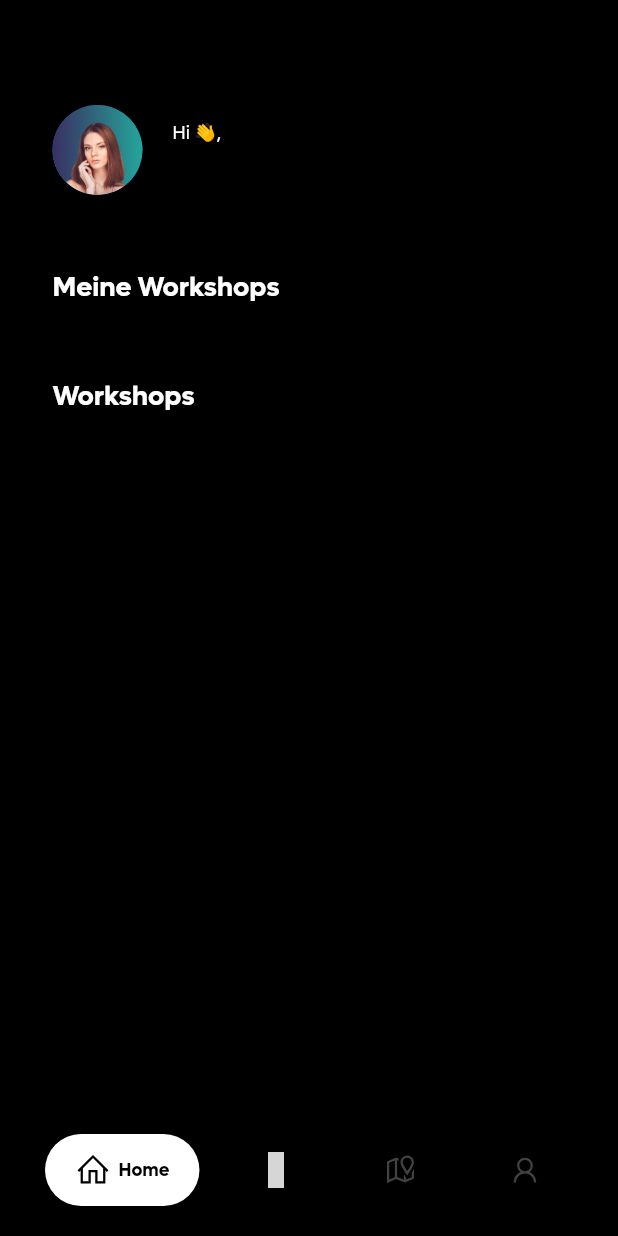
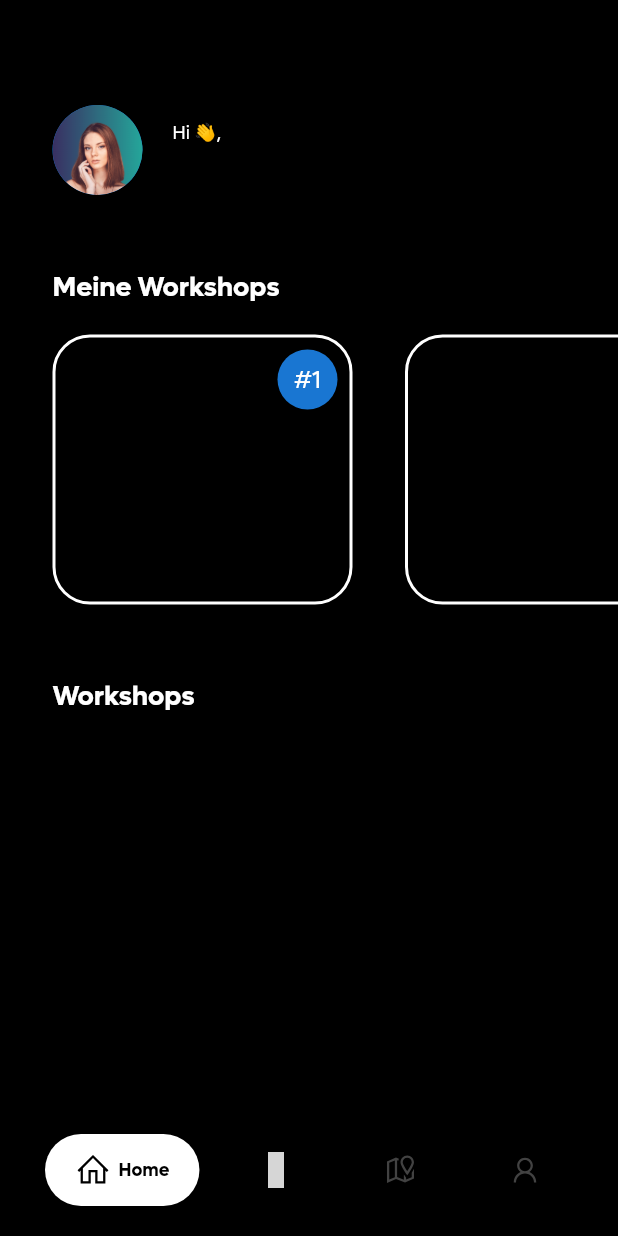
Before and after one commit to owieth/jt2022_app, a Flutter app: the screen it shows once a user with an empty profile is signed in, on a phone screen of 412 x 824 dp. Run offline on Flutter 3.47's test engine with Material 2 defaults, Android fonts, the phone set to English and light mode, and no system bars; drawn by our look-alikes of google_nav_bar; our stand-ins replace cloud_firestore, firebase_auth, firebase_core, form_builder_validators, google_maps_flutter, image_picker and 4 more; missing offline and left inert: animated_login; accounts and stored records are empty; grey boxes are pictures that could not be loaded.

Commit message:
ref(home): Refactor home screen & add models, emtpy state #50

```diff
--- a/lib/constants/workshop.dart
+++ b/lib/constants/workshop.dart
@@ -1,3 +1,3 @@
-class Workshop {
+class WorkshopConstants {
   static const int maxUserWorkshops = 6;
 }
--- a/lib/main.dart
+++ b/lib/main.dart
@@ -1,6 +1,5 @@
 import 'package:firebase_auth/firebase_auth.dart';
 import 'package:firebase_core/firebase_core.dart';
-import 'package:flutter/gestures.dart';
 import 'package:flutter/material.dart';
 import 'package:flutter/services.dart';
 import 'package:form_builder_validators/form_builder_validators.dart';
@@ -17,8 +16,6 @@ Future<void> main() async {
   WidgetsFlutterBinding.ensureInitialized();
 
   await Firebase.initializeApp();
-
-  GestureBinding.instance!.resamplingEnabled = true;
 
   SystemChrome.setEnabledSystemUIMode(SystemUiMode.immersive);
 
--- a/lib/models/workshop.dart
+++ b/lib/models/workshop.dart
@@ -1,18 +1,20 @@
 class Workshop {
   final String id;
   final List<String> attendees;
+  final String description;
   final String date;
   final String endTime;
-  final String starTime;
+  final String startTime;
   final String image;
   final String name;
 
   Workshop({
     required this.id,
     required this.attendees,
+    required this.description,
     required this.date,
     required this.endTime,
-    required this.starTime,
+    required this.startTime,
     required this.image,
     required this.name,
   });
--- a/lib/screens/home/home.dart
+++ b/lib/screens/home/home.dart
@@ -1,6 +1,6 @@
-import 'package:cloud_firestore/cloud_firestore.dart';
 import 'package:firebase_auth/firebase_auth.dart';
 import 'package:flutter/material.dart';
+import 'package:jt2022_app/screens/workshop/user_workshops.dart';
 import 'package:jt2022_app/screens/workshop/workshops.dart';
 import 'package:jt2022_app/widgets/shared/avatar_widget.dart';
 import 'package:provider/provider.dart';
@@ -13,7 +13,6 @@ class Home extends StatefulWidget {
 }
 
 class _HomeState extends State<Home> {
-  late Stream<DocumentSnapshot<Map<String, dynamic>>> _userWorkshopsStream;
   late final User _user;
 
   @override
@@ -59,10 +58,10 @@ class _HomeState extends State<Home> {
             style: Theme.of(context).textTheme.subtitle1,
           ),
         ),
-        // SizedBox(
-        //   height: 200,
-        //   child: _buildUsersWorkshopsStreamBuilder(),
-        // ),
+        const SizedBox(
+          height: 200,
+          child: UserWorkshops(),
+        ),
         const SizedBox(height: 50.0),
         Padding(
           padding: const EdgeInsets.only(left: 35),
@@ -77,93 +76,4 @@ class _HomeState extends State<Home> {
       ],
     );
   }
-
-  // StreamBuilder _buildUsersWorkshopsStreamBuilder() {
-  //   return StreamBuilder<DocumentSnapshot>(
-  //     stream: _userWorkshopsStream,
-  //     builder: (BuildContext context,
-  //         AsyncSnapshot<DocumentSnapshot> usersWorkshops) {
-  //       if (!usersWorkshops.hasData) {
-  //         return const SkeletonLoader(
-  //           padding: EdgeInsets.symmetric(horizontal: 35),
-  //         );
-  //       }
-
-  //       // List _usersWorkshops = List<String>.filled(6, '');
-
-  //       // if (usersWorkshops.data!.exists) {
-  //       //   final List<String> workshops =
-  //       //       List<String>.from(usersWorkshops.data?.get('workshops'));
-  //       //   workshops.forEachIndexed((index, workshop) {
-  //       //     _usersWorkshops[index] = workshop;
-  //       //   });
-  //       // }
-
-  //       final _workshops = workshops.data!.docs
-  //           .where((element) => _usersWorkshops.contains(element.id));
-  //       final _workshopCount = _workshops.length;
-
-  //       return ListView.builder(
-  //         padding: const EdgeInsets.only(top: 20),
-  //         scrollDirection: Axis.horizontal,
-  //         itemCount: Workshop.maxUserWorkshops,
-  //         itemBuilder: (BuildContext context, int index) {
-  //           final _padding = index != _workshopCount - 1
-  //               ? const EdgeInsets.only(left: 35)
-  //               : const EdgeInsets.symmetric(horizontal: 35);
-
-  //           print(_workshops);
-
-  //           final _workshop = _workshops.elementAt(index);
-
-  //           return Stack(
-  //             children: [
-  //               if (_workshop != '') ...{
-  //                 _buildWorkshopItem(
-  //                     index, _workshop, _workshopCount, _padding),
-  //               } else ...{
-  //                 Padding(
-  //                   padding: _padding,
-  //                   child: Container(
-  //                     height: 200,
-  //                     width: 200,
-  //                     decoration: BoxDecoration(
-  //                       borderRadius: BorderRadius.circular(25.0),
-  //                       border: Border.all(
-  //                         color: Colors.white,
-  //                         width: 2,
-  //                       ),
-  //                     ),
-  //                   ),
-  //                 ),
-  //               },
-  //               Positioned(
-  //                 top: 10,
-  //                 left: 185,
-  //                 child: CircleAvatar(
-  //                   child: Text("#${index + 1}"),
-  //                 ),
-  //               ),
-  //             ],
-  //           );
-  //         },
-  //       );
-  //     },
-  //   );
-  // }
-
-  // Widget _buildWorkshopItem(
-  //     int index, DocumentSnapshot doc, int workshopCount, EdgeInsets padding,
-  //     [double width = 200, bool isVertical = false]) {
-  //   return Padding(
-  //     padding: padding,
-  //     child: WorkshopItem(
-  //       width: width,
-  //       doc: doc,
-  //       isUserAlreadySignedUp: !isVertical,
-  //       emitWorkshopClick: () => setState(() =>
-  //           _userWorkshopsStream = WorkshopsService().getUsersWorkshop(_user)),
-  //     ),
-  //   );
-  // }
 }
--- /dev/null
+++ b/lib/screens/workshop/user_workshops.dart
@@ -0,0 +1,92 @@
+import 'package:firebase_auth/firebase_auth.dart';
+import 'package:flutter/material.dart';
+import 'package:jt2022_app/constants/workshop.dart';
+import 'package:jt2022_app/models/workshop.dart';
+import 'package:jt2022_app/services/workshops/workshops_service.dart';
+import 'package:jt2022_app/widgets/shared/skeleton.dart';
+import 'package:jt2022_app/widgets/workshop/workshop_item_widget.dart';
+import 'package:provider/provider.dart';
+
+class UserWorkshops extends StatefulWidget {
+  const UserWorkshops({Key? key}) : super(key: key);
+
+  @override
+  State<UserWorkshops> createState() => _UserWorkshopsState();
+}
+
+class _UserWorkshopsState extends State<UserWorkshops> {
+  late Stream<List<Workshop>> _userWorkshopsStream;
+
+  @override
+  void initState() {
+    super.initState();
+    _getUsersWorkshop();
+  }
+
+  @override
+  Widget build(BuildContext context) {
+    return StreamBuilder(
+      stream: _userWorkshopsStream,
+      builder: (BuildContext context, AsyncSnapshot<List<Workshop>> snapshot) {
+        if (!snapshot.hasData) {
+          return const SkeletonLoader(
+            padding: EdgeInsets.only(left: 35),
+          );
+        }
+
+        return ListView.builder(
+          padding: const EdgeInsets.only(top: 20),
+          scrollDirection: Axis.horizontal,
+          itemCount: WorkshopConstants.maxUserWorkshops,
+          itemBuilder: (BuildContext context, int index) {
+            final _padding = index != WorkshopConstants.maxUserWorkshops - 1
+                ? const EdgeInsets.only(left: 35)
+                : const EdgeInsets.symmetric(horizontal: 35);
+
+            return Stack(
+              children: [
+                Padding(
+                  padding: _padding,
+                  child: snapshot.data?.asMap()[index] != null
+                      ? WorkshopItem(
+                          width: 200,
+                          workshop: snapshot.data![index],
+                          isUserAlreadySignedUp: true,
+                          emitWorkshopChange: () => setState(
+                            () => _getUsersWorkshop(),
+                          ),
+                        )
+                      : Container(
+                          height: 200,
+                          width: 200,
+                          decoration: BoxDecoration(
+                            borderRadius: BorderRadius.circular(25.0),
+                            border: Border.all(
+                              color: Colors.white,
+                              width: 2,
+                            ),
+                          ),
+                        ),
+                ),
+                Positioned(
+                  top: 10,
+                  left: 185,
+                  child: CircleAvatar(
+                    child: Text("#${index + 1}"),
+                  ),
+                ),
+              ],
+            );
+          },
+        );
+      },
+    );
+  }
+
+  void _getUsersWorkshop() {
+    final _user = Provider.of<User?>(context, listen: false);
+    _userWorkshopsStream = Stream.fromFuture(
+      WorkshopsService().getUserWorkshops(_user!.uid),
+    );
+  }
+}
--- a/lib/screens/workshop/workshops.dart
+++ b/lib/screens/workshop/workshops.dart
@@ -1,14 +1,18 @@
+import 'package:firebase_auth/firebase_auth.dart';
 import 'package:flutter/material.dart';
 import 'package:jt2022_app/models/workshop.dart';
 import 'package:jt2022_app/services/workshops/workshops_service.dart';
 import 'package:jt2022_app/widgets/shared/skeleton.dart';
 import 'package:jt2022_app/widgets/workshop/workshop_item_widget.dart';
+import 'package:provider/provider.dart';
 
 class Workshops extends StatelessWidget {
   const Workshops({Key? key}) : super(key: key);
 
   @override
   Widget build(BuildContext context) {
+    final _user = Provider.of<User?>(context, listen: false);
+
     return StreamBuilder(
       stream: WorkshopsService().workshops,
       builder: (BuildContext context, AsyncSnapshot<List<Workshop>> snapshot) {
@@ -35,7 +39,8 @@ class Workshops extends StatelessWidget {
               child: WorkshopItem(
                 width: _width,
                 workshop: workshop,
-                isUserAlreadySignedUp: true,
+                isUserAlreadySignedUp: workshop.attendees.contains(_user!.uid),
+                emitWorkshopChange: () {},
               ),
             );
           },
```
Also changed, not shown: lib/screens/workshop/workshop.dart (+20 -46 lines), lib/services/workshops/workshops_service.dart (+83 -18 lines), lib/widgets/calendar/calendar_timeline_widget.dart (+17 -26 lines), lib/widgets/workshop/text_overlay_widget.dart (+8 -4 lines), lib/widgets/workshop/workshop_item_widget.dart (+7 -9 lines), assets/images/old.jpeg (added), assets/images/women.jpeg (added).
